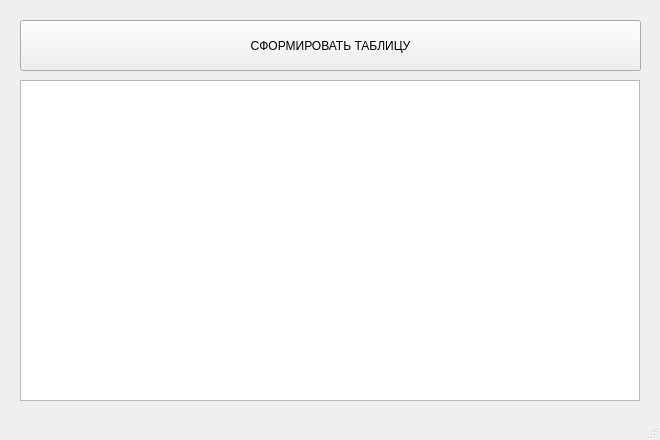
Old version of the form main.ui in the repository LeoRussell/coffee.
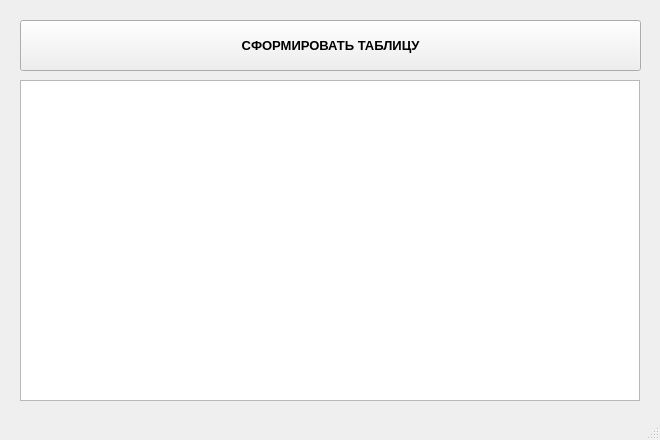
New version of the form.

What changed in the file:
```diff
--- a/main.ui
+++ b/main.ui
@@ -36,6 +36,13 @@
       <height>51</height>
      </rect>
     </property>
+    <property name="font">
+     <font>
+      <pointsize>10</pointsize>
+      <weight>75</weight>
+      <bold>true</bold>
+     </font>
+    </property>
     <property name="text">
      <string>СФОРМИРОВАТЬ ТАБЛИЦУ</string>
     </property>
```
Left out of the diff: 2 changed lines with no effect on the pictures.
